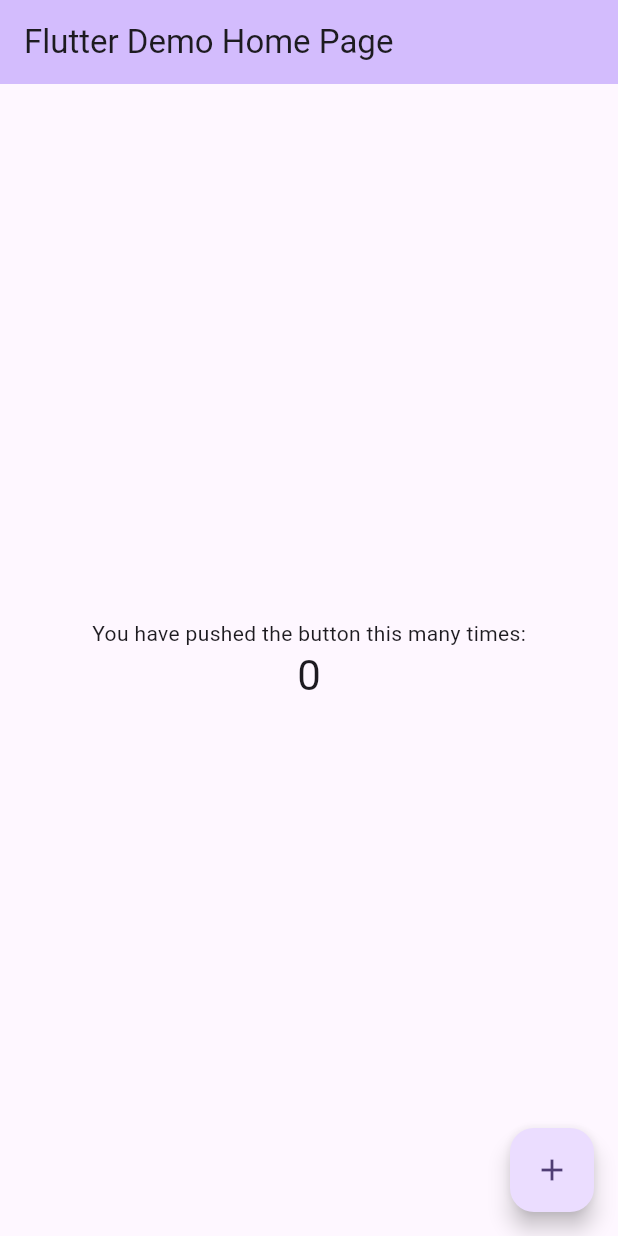
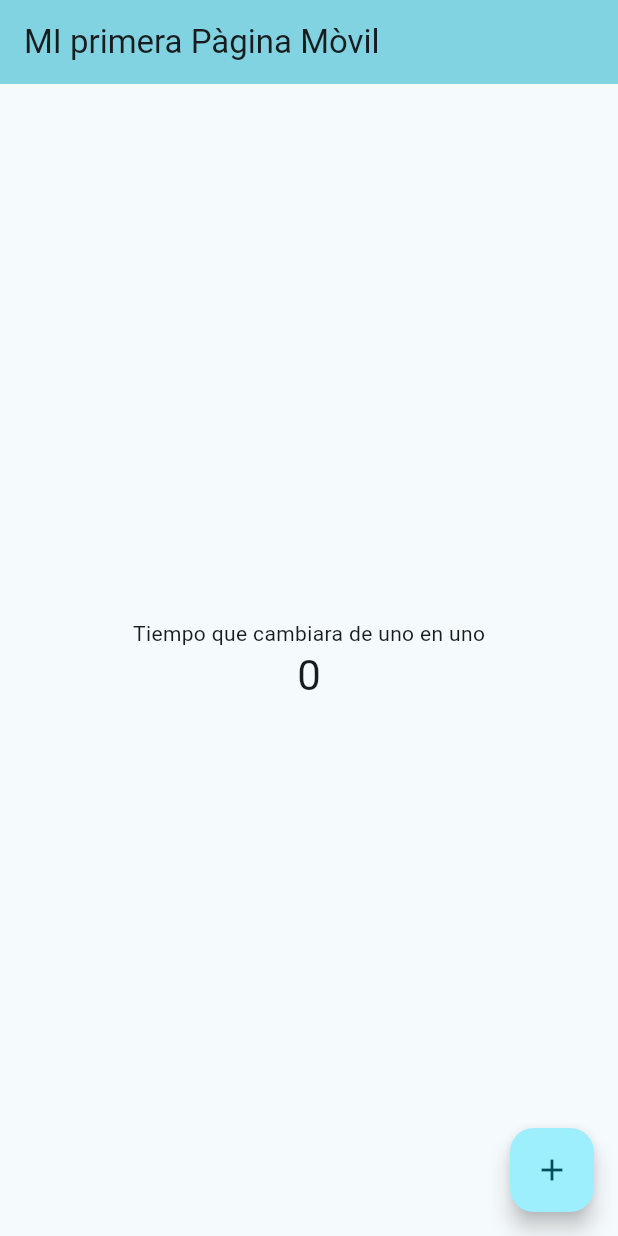
Before and after one commit to Leonel90/Proyecto-Movil, a Flutter app: the screen it shows after launch, on a phone screen of 412 x 824 dp. Run offline on Flutter 3.47's test engine with Material 2 defaults, Android fonts, the phone set to English and light mode, and no system bars.

```diff
--- a/app1/lib/main.dart
+++ b/app1/lib/main.dart
@@ -12,8 +12,7 @@ class MyApp extends StatelessWidget {
   Widget build(BuildContext context) {
     return MaterialApp(
       title: 'Flutter Demo',
-      //Leonel Sangolquiza
-      // app1
+      debugShowCheckedModeBanner: false,
       theme: ThemeData(
         // This is the theme of your application.
         //
@@ -30,10 +29,10 @@ class MyApp extends StatelessWidget {
         //
         // This works for code too, not just values: Most code changes can be
         // tested with just a hot reload.
-        colorScheme: ColorScheme.fromSeed(seedColor: Colors.deepPurple),
+        colorScheme: ColorScheme.fromSeed(seedColor: Color.fromARGB(255, 5, 81, 91)),
         useMaterial3: true,
       ),
-      home: const MyHomePage(title: 'Flutter Demo Home Page'),
+      home: const MyHomePage(title: 'MI primera Pàgina Mòvil'),
     );
   }
 }
@@ -108,7 +107,7 @@ class _MyHomePageState extends State<MyHomePage> {
           mainAxisAlignment: MainAxisAlignment.center,
           children: <Widget>[
             const Text(
-              'You have pushed the button this many times:',
+              'Tiempo que cambiara de uno en uno',
             ),
             Text(
               '$_counter',
```
